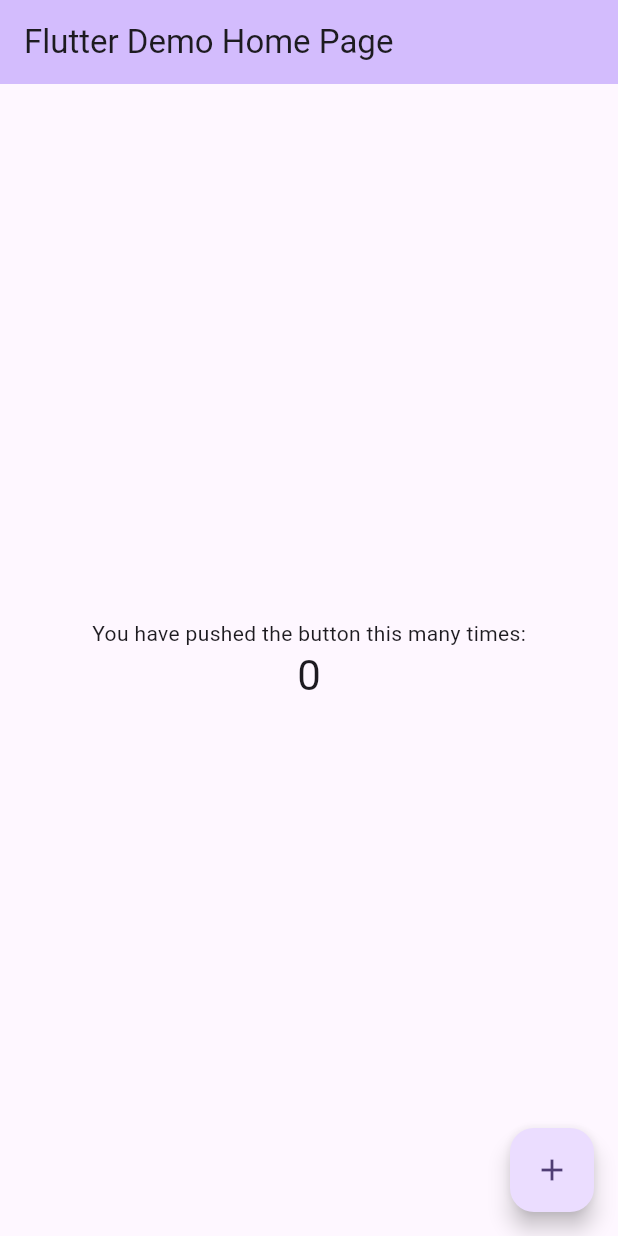
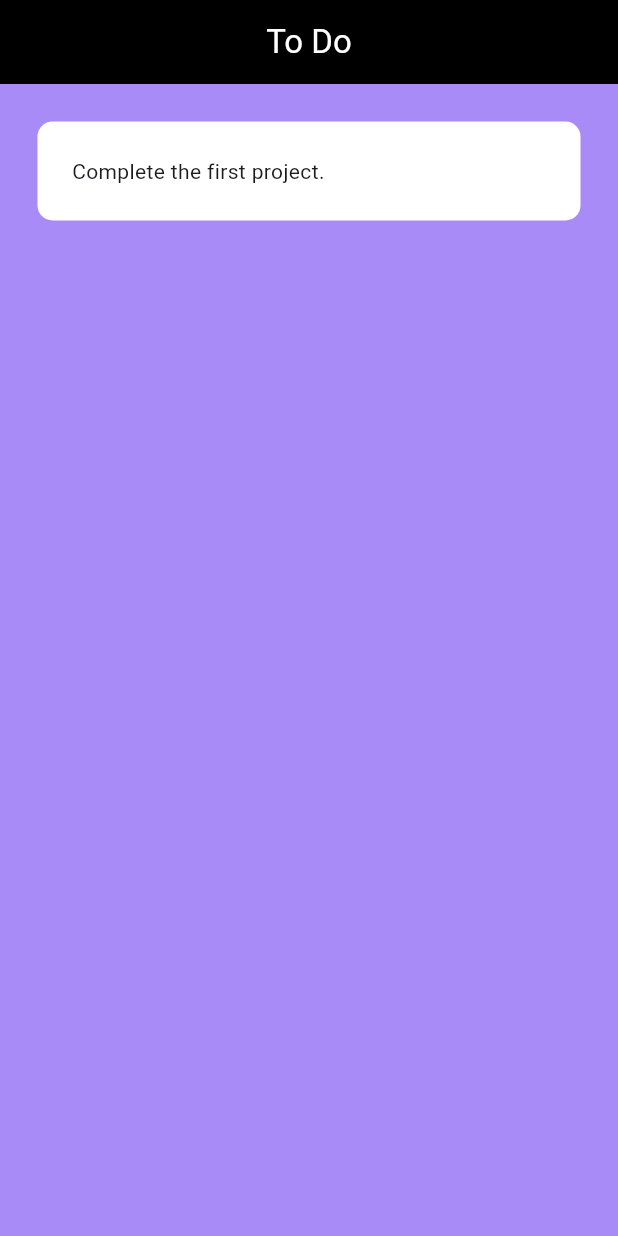
Before and after one commit to CPT-Dawn/Work-Needed-To-Do, a Flutter app: the screen it shows after launch, on a phone screen of 412 x 824 dp. Run offline on Flutter 3.47's test engine with Material 3 defaults, Android fonts, the light colour scheme and no system bars.

Commit message:
made the writing area

```diff
--- /dev/null
+++ b/lib/Pages/home_page.dart
@@ -0,0 +1,30 @@
+import 'package:flutter/material.dart';
+import 'package:work_needed_to_do/Util/todo_tile.dart';
+
+class HomePage extends StatefulWidget {
+  const HomePage({super.key});
+
+  @override
+  State<HomePage> createState() => _HomePageState();
+}
+
+class _HomePageState extends State<HomePage> {
+  @override
+  Widget build(BuildContext context) {
+    return Scaffold(
+        backgroundColor: Color.fromARGB(255, 168, 139, 247),
+        appBar: AppBar(
+          backgroundColor: Colors.black,
+          centerTitle: true,
+          title: const Text(
+            'To Do',
+            style: TextStyle(color: Colors.white),
+          ),
+        ),
+        body: ListView(
+          children: [
+            ToDoTile(),
+          ],
+        ));
+  }
+}
--- /dev/null
+++ b/lib/Util/todo_tile.dart
@@ -0,0 +1,20 @@
+import 'package:flutter/material.dart';
+
+class ToDoTile extends StatelessWidget {
+  const ToDoTile({super.key});
+
+  @override
+  Widget build(BuildContext context) {
+    return Padding(
+      padding: const EdgeInsets.all(25),
+      child: Container(
+        padding: EdgeInsets.all(23),
+        child: Text("Complete the first project."),
+        decoration: BoxDecoration(
+          color: Colors.white,
+          borderRadius: BorderRadius.circular(10),
+        ),
+      ),
+    );
+  }
+}
--- a/lib/main.dart
+++ b/lib/main.dart
@@ -1,4 +1,5 @@
 import 'package:flutter/material.dart';
+import 'package:work_needed_to_do/Pages/home_page.dart';
 
 void main() {
   runApp(const MyApp());
@@ -7,119 +8,11 @@
 class MyApp extends StatelessWidget {
   const MyApp({super.key});
 
-  // This widget is the root of your application.
   @override
   Widget build(BuildContext context) {
-    return MaterialApp(
-      title: 'Flutter Demo',
-      theme: ThemeData(
-        // This is the theme of your application.
-        //
-        // TRY THIS: Try running your application with "flutter run". You'll see
-        // the application has a purple toolbar. Then, without quitting the app,
-        // try changing the seedColor in the colorScheme below to Colors.green
-        // and then invoke "hot reload" (save your changes or press the "hot
-        // reload" button in a Flutter-supported IDE, or press "r" if you used
-        // the command line to start the app).
-        //
-        // Notice that the counter didn't reset back to zero; the application
-        // state is not lost during the reload. To reset the state, use hot
-        // restart instead.
-        //
-        // This works for code too, not just values: Most code changes can be
-        // tested with just a hot reload.
-        colorScheme: ColorScheme.fromSeed(seedColor: Colors.deepPurple),
-        useMaterial3: true,
-      ),
-      home: const MyHomePage(title: 'Flutter Demo Home Page'),
+    return const MaterialApp(
+      debugShowCheckedModeBanner: false,
+      home: HomePage(),
     );
   }
 }
-
-class MyHomePage extends StatefulWidget {
-  const MyHomePage({super.key, required this.title});
-
-  // This widget is the home page of your application. It is stateful, meaning
-  // that it has a State object (defined below) that contains fields that affect
-  // how it looks.
-
-  // This class is the configuration for the state. It holds the values (in this
-  // case the title) provided by the parent (in this case the App widget) and
-  // used by the build method of the State. Fields in a Widget subclass are
-  // always marked "final".
-
-  final String title;
-
-  @override
-  State<MyHomePage> createState() => _MyHomePageState();
-}
-
-class _MyHomePageState extends State<MyHomePage> {
-  int _counter = 0;
-
-  void _incrementCounter() {
-    setState(() {
-      // This call to setState tells the Flutter framework that something has
-      // changed in this State, which causes it to rerun the build method below
-      // so that the display can reflect the updated values. If we changed
-      // _counter without calling setState(), then the build method would not be
-      // called again, and so nothing would appear to happen.
-      _counter++;
-    });
-  }
-
-  @override
-  Widget build(BuildContext context) {
-    // This method is rerun every time setState is called, for instance as done
-    // by the _incrementCounter method above.
-    //
-    // The Flutter framework has been optimized to make rerunning build methods
-    // fast, so that you can just rebuild anything that needs updating rather
-    // than having to individually change instances of widgets.
-    return Scaffold(
-      appBar: AppBar(
-        // TRY THIS: Try changing the color here to a specific color (to
-        // Colors.amber, perhaps?) and trigger a hot reload to see the AppBar
-        // change color while the other colors stay the same.
-        backgroundColor: Theme.of(context).colorScheme.inversePrimary,
-        // Here we take the value from the MyHomePage object that was created by
-        // the App.build method, and use it to set our appbar title.
-        title: Text(widget.title),
-      ),
-      body: Center(
-        // Center is a layout widget. It takes a single child and positions it
-        // in the middle of the parent.
-        child: Column(
-          // Column is also a layout widget. It takes a list of children and
-          // arranges them vertically. By default, it sizes itself to fit its
-          // children horizontally, and tries to be as tall as its parent.
-          //
-          // Column has various properties to control how it sizes itself and
-          // how it positions its children. Here we use mainAxisAlignment to
-          // center the children vertically; the main axis here is the vertical
-          // axis because Columns are vertical (the cross axis would be
-          // horizontal).
-          //
-          // TRY THIS: Invoke "debug painting" (choose the "Toggle Debug Paint"
-          // action in the IDE, or press "p" in the console), to see the
-          // wireframe for each widget.
-          mainAxisAlignment: MainAxisAlignment.center,
-          children: <Widget>[
-            const Text(
-              'You have pushed the button this many times:',
-            ),
-            Text(
-              '$_counter',
-              style: Theme.of(context).textTheme.headlineMedium,
-            ),
-          ],
-        ),
-      ),
-      floatingActionButton: FloatingActionButton(
-        onPressed: _incrementCounter,
-        tooltip: 'Increment',
-        child: const Icon(Icons.add),
-      ), // This trailing comma makes auto-formatting nicer for build methods.
-    );
-  }
-}
```
